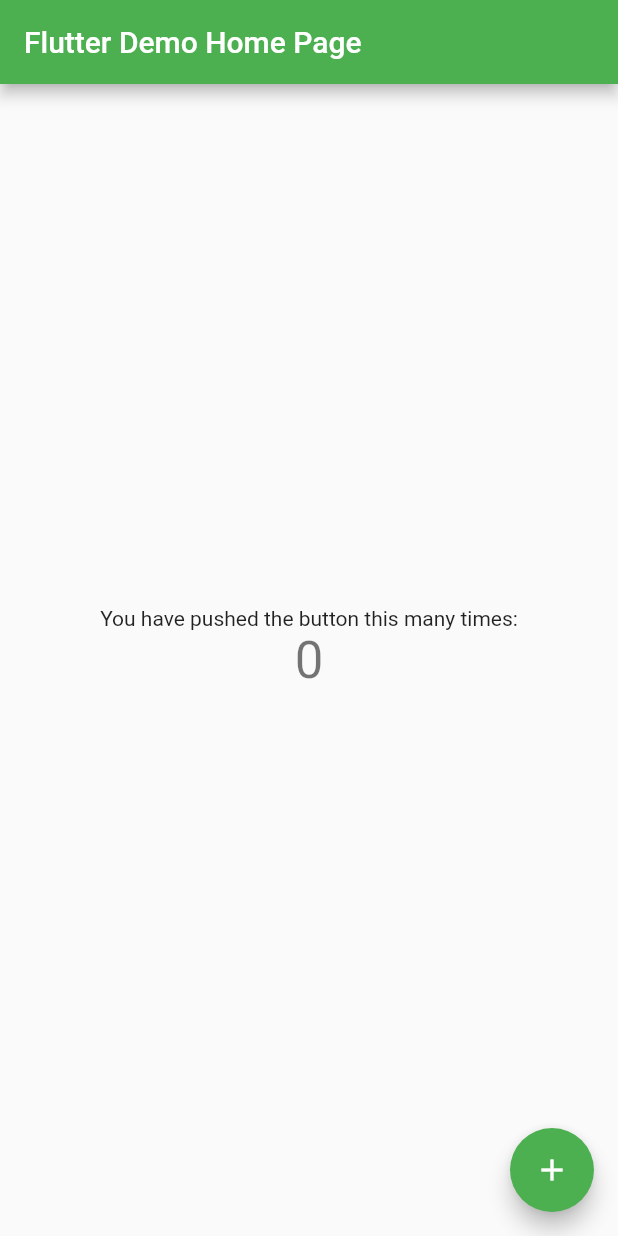
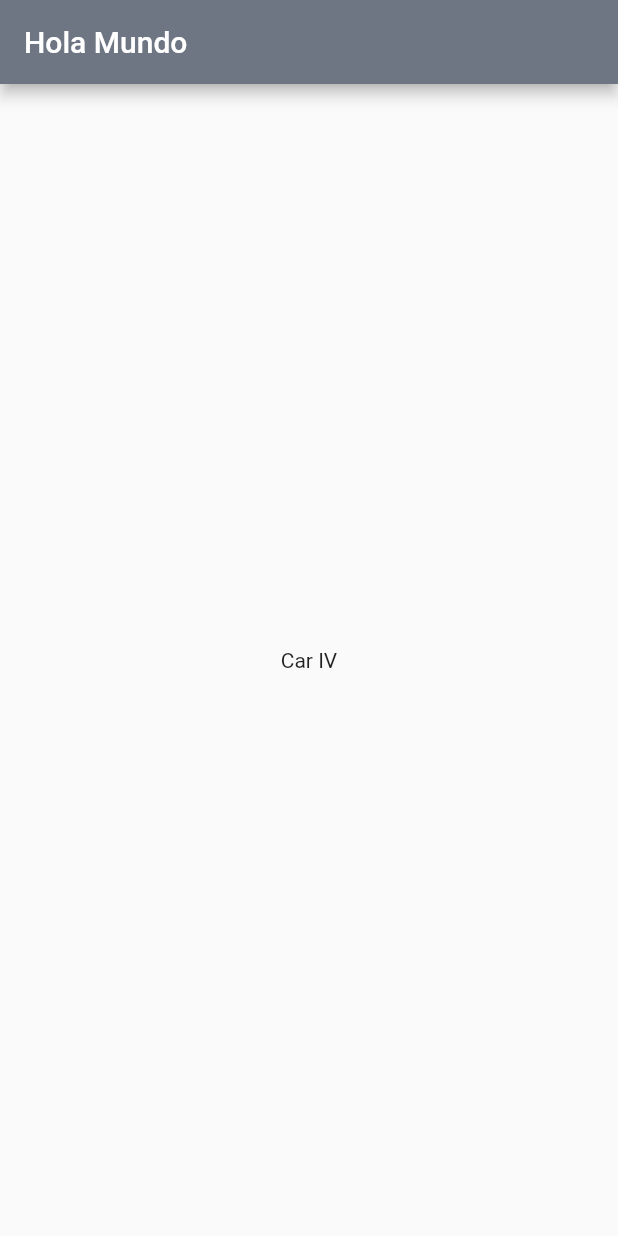
Before and after one commit to herlyn25/projectmobile, a Flutter app: the screen it shows after launch, on a phone screen of 412 x 824 dp. Run offline on Flutter 3.47's test engine with Material 2 defaults, Android fonts, the light colour scheme and no system bars.

Commit message:
[commit2] Adding Widget Home to project, class 23-05-2019

```diff
--- a/lib/main.dart
+++ b/lib/main.dart
@@ -1,7 +1,5 @@
-// ignore_for_file: prefer_const_constructors
-
 import 'package:flutter/material.dart';
-
+import 'package:flutter_clase1/view/home_view.dart';
 void main() {
   runApp(const MyApp());
 }
@@ -12,73 +10,9 @@
   // This widget is the root of your application.
   @override
   Widget build(BuildContext context) {
-    return MaterialApp(
-      title: 'Flutter Demo',
-      theme: ThemeData(
-        primarySwatch: Colors.green,
-      ),
-      home: const MyHomePage(title: 'Flutter Demo Home Page'),
+    return const MaterialApp(
+      debugShowCheckedModeBanner: false,
+      home: Home()
     );
   }
 }
-
-class MyHomePage extends StatefulWidget {
-  const MyHomePage({Key? key, required this.title}) : super(key: key);
-  final String title;
-  @override
-  State<MyHomePage> createState() => _MyHomePageState();
-}
-
-class _MyHomePageState extends State<MyHomePage> {
-  int _counter = 0;
-  String _par = '';
-  Widget my_text = Text('');
-
-  void _incrementCounter() {
-    setState(() {
-      _counter = _counter + 3;
-      if (_counter % 2 == 0) {
-        _par = 'Es par';
-        my_text = Text(_par,
-            style: TextStyle(color: Colors.blue, fontStyle: FontStyle.italic));
-      } else {
-         _par = 'Es impar';
-        my_text = Text(_par,
-            style: TextStyle(color: Colors.green, fontWeight: FontWeight.bold));
-      }
-    });
-  }
-
-  @override
-  Widget build(BuildContext context) {
-    return Scaffold(
-      appBar: AppBar(
-        // Here we take the value from the MyHomePage object that was created by
-        // the App.build method, and use it to set our appbar title.
-        title: Text(widget.title),
-      ),
-      body: Center(
-        // Center is a layout widget. It takes a single child and positions it
-        // in the middle of the parent.
-        child: Column(
-          mainAxisAlignment: MainAxisAlignment.center,
-          children: <Widget>[
-            const Text(
-              'You have pushed the button this many times:',
-            ),
-            Text(
-              '$_counter',
-              style: Theme.of(context).textTheme.headline4,
-            ),
-            my_text
-          ],
-        ),
-      ),
-      floatingActionButton: FloatingActionButton(
-        onPressed: _incrementCounter,
-        tooltip: 'Increment',
-        child: const Icon(Icons.add),
-      ), // This trailing comma makes auto-formatting nicer for build methods.
-    );
-  }
-}
--- /dev/null
+++ b/lib/view/home_view.dart
@@ -0,0 +1,22 @@
+import 'package:flutter/material.dart';
+
+void main() => runApp(const Home());
+
+class Home extends StatelessWidget {
+  const Home({Key? key}) : super(key: key);
+
+  @override
+  Widget build(BuildContext context) {
+    return Scaffold(
+        appBar: AppBar(
+          backgroundColor: const Color.fromARGB(255, 111, 118, 131),
+          title: const Text('Hola Mundo'),
+
+        ),
+        // ignore: prefer_const_constructors
+        body: Center(
+          child: const Text('Car IV'),
+        ),
+    );
+  }
+}
```
Also changed, not shown: 1 other file.
